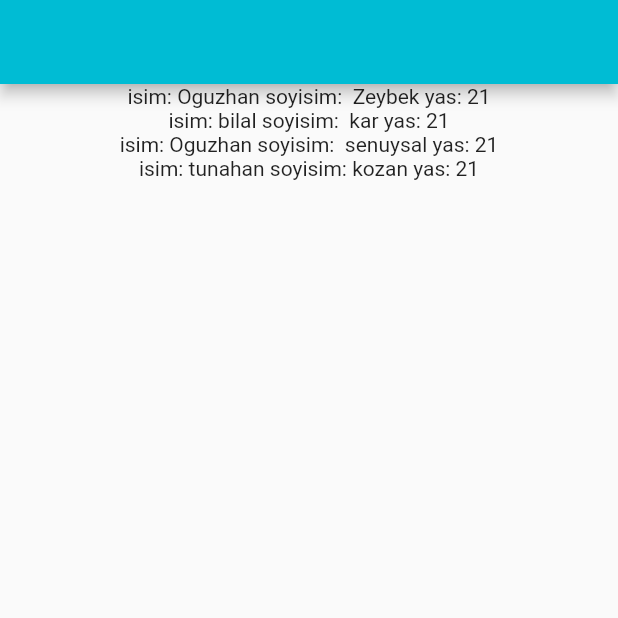
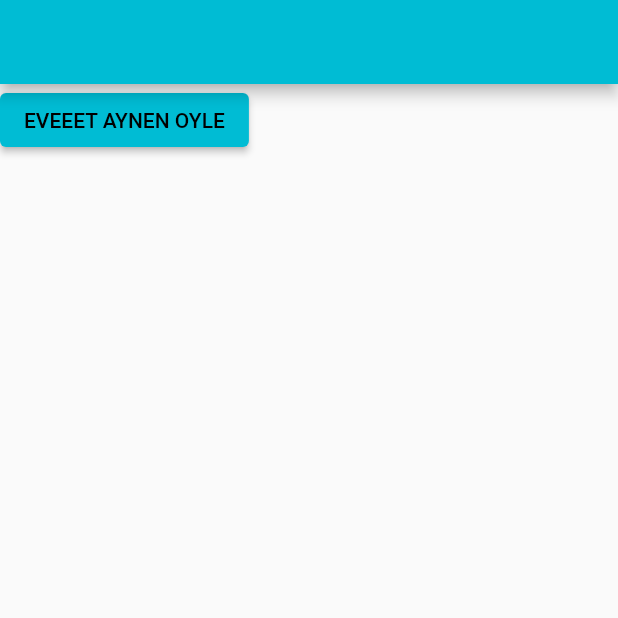
Before and after one commit to oguzhanzeybek/Flutter-Deneme, a Flutter app: the screen it shows after launch, on a phone screen of 412 x 824 dp, the top half of it. Run offline on Flutter 3.47's test engine with Material 2 defaults, Android fonts, the phone set to English and light mode, and no system bars.

Commit message:
ElevatedButton

```diff
--- a/kosmos/flutter_application_2/lib/main.dart
+++ b/kosmos/flutter_application_2/lib/main.dart
@@ -1,5 +1,6 @@
-import 'package:flutter/foundation.dart';
 import 'package:flutter/material.dart';
+
+
 
 void main() {
   runApp(const MyApp());
@@ -12,32 +13,39 @@ class MyApp extends StatelessWidget {
   @override
   Widget build(BuildContext context) {
     return MaterialApp(
-        title: 'Flutter Demo',
-        theme: ThemeData(
-          primarySwatch: Colors.cyan,
-        ),
-        home: Scaffold(
-          appBar: AppBar(),
-          body: Center(
-            child: Column(children:<Widget>  [
-              kimlik("Oguzhan"," Zeybek", 21),
-              kimlik("bilal"," kar", 21),
-              kimlik("Oguzhan"," senuysal", 21),
-              kimlik("tunahan","kozan", 21),
+      debugShowCheckedModeBanner: false,
+      title: 'PROJEM',
+      theme: ThemeData(
+        primarySwatch: Colors.cyan,
+      ),
+      home: const deneme(),
+    );
+  }
+}
+// ignore: camel_case_types
+class deneme extends StatelessWidget {
+  const deneme({super.key});
 
-            ],),
-          )
-        ));
+  @override
+  Widget build(BuildContext context) {
+    return Scaffold(
+      appBar:AppBar(),
+      body: const yeni(),
+    );
   }
 }
 
-class kimlik extends StatelessWidget {
-  final String isim;
-  final String soyad;
-  final int yas;
-  kimlik(this.isim,this.soyad,this.yas);
+// ignore: camel_case_types
+class yeni extends StatelessWidget {
+  const yeni({super.key});
+
   @override
   Widget build(BuildContext context) {
-    return Text("isim: $isim soyisim: $soyad yas: $yas");
+    return ElevatedButton(onPressed: (){
+
+      Scaffold.of(context).showBottomSheet((context) => const Text("NAAAABERRRRRRRRRRRRRRRRRRRRRRRRRRRRRRR",style:TextStyle( color: Colors.blue),),);
+    }, child: const Text("EVEEET AYNEN OYLE"),
+
+    );
   }
 }
```
